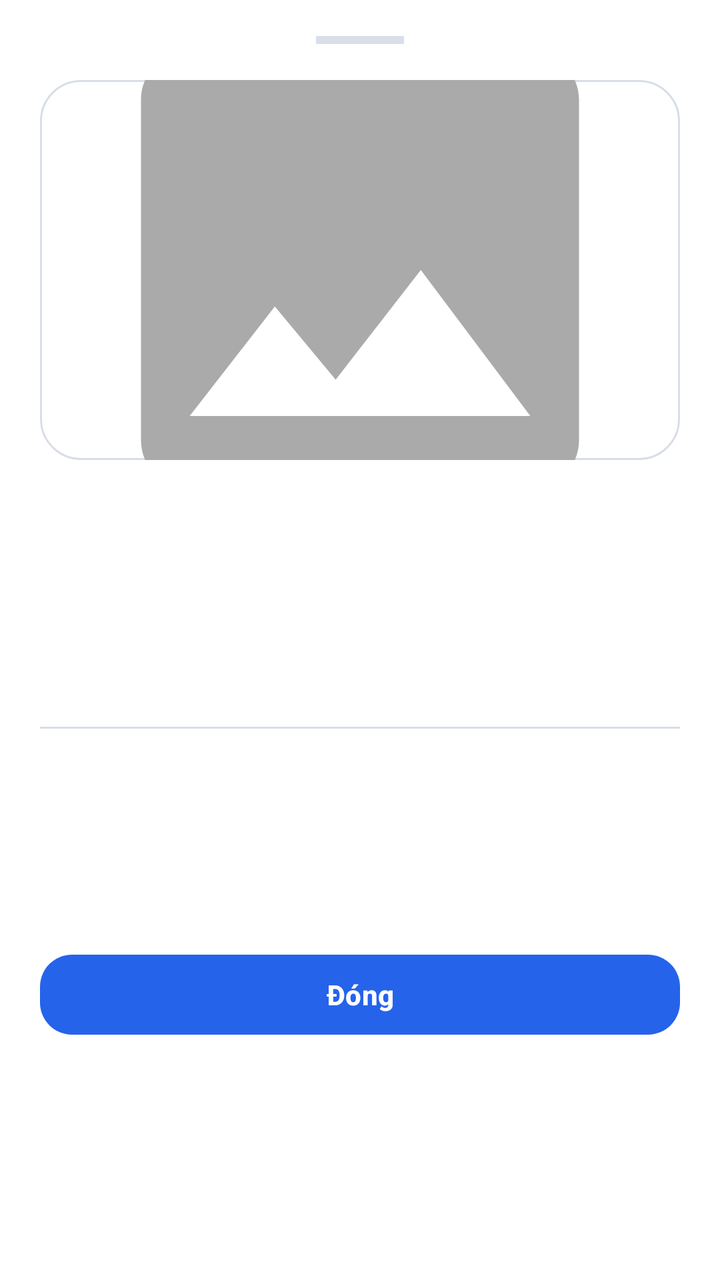
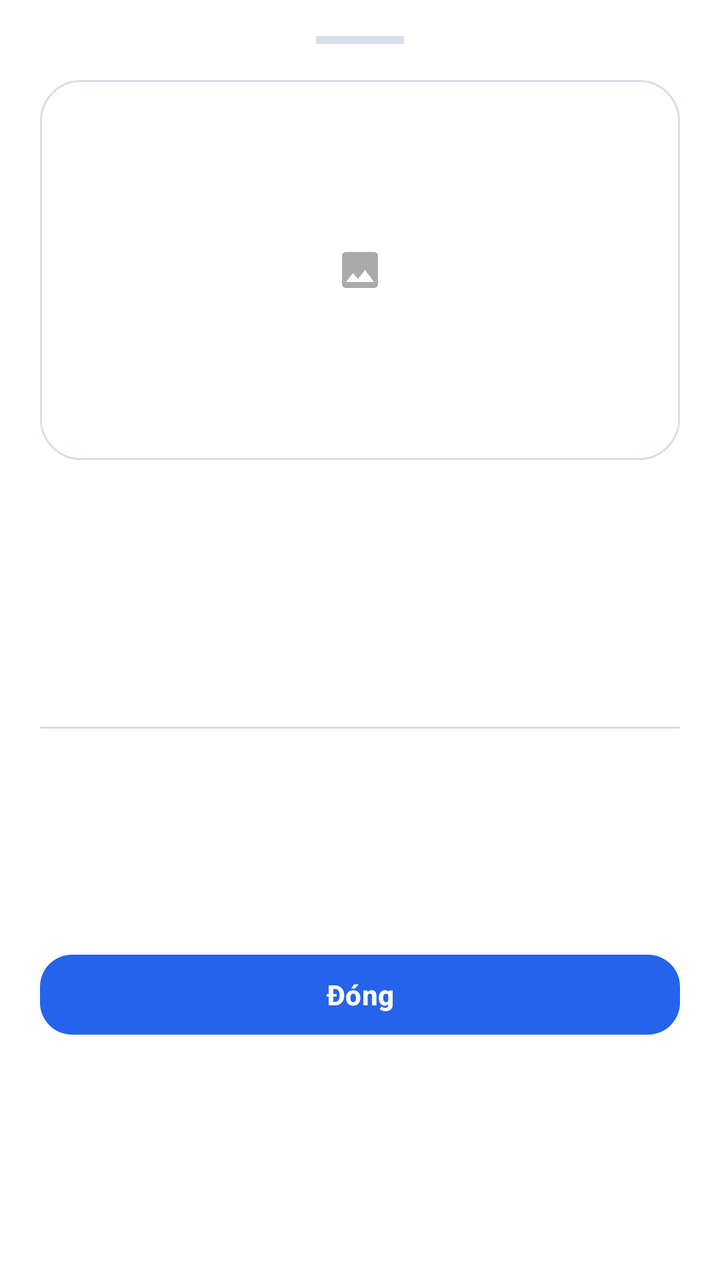

An Android layout rendered at two revisions. The XML below is the earlier revision; the diff shows what the commit changed to produce the second picture.
<!-- AndroidManifest.xml: application theme Theme.ObjectLanguage -->
<!-- res/layout/dialog_object_detail.xml -->
<?xml version="1.0" encoding="utf-8"?>
<ScrollView xmlns:android="http://schemas.android.com/apk/res/android"
    xmlns:app="http://schemas.android.com/apk/res-auto"
    android:layout_width="match_parent"
    android:layout_height="wrap_content"
    android:background="@color/surface"
    android:fillViewport="false">

    <LinearLayout
        android:layout_width="match_parent"
        android:layout_height="wrap_content"
        android:orientation="vertical"
        android:paddingStart="20dp"
        android:paddingTop="18dp"
        android:paddingEnd="20dp"
        android:paddingBottom="24dp">

        <View
            android:layout_width="44dp"
            android:layout_height="4dp"
            android:layout_gravity="center_horizontal"
            android:layout_marginBottom="18dp"
            android:background="@color/divider" />

        <ImageView
            android:id="@+id/detailImage"
            android:layout_width="match_parent"
            android:layout_height="190dp"
            android:background="@drawable/bg_card_rounded"
            android:contentDescription="@null"
            android:padding="14dp"
            android:scaleType="centerCrop"
            android:src="@drawable/ic_image_placeholder" />

        <TextView
            android:id="@+id/detailWordName"
            android:layout_width="match_parent"
            android:layout_height="wrap_content"
            android:layout_marginTop="18dp"
            android:textColor="@color/text_primary"
            android:textSize="28sp"
            android:textStyle="bold" />

        <TextView
            android:id="@+id/detailPhonetic"
            android:layout_width="match_parent"
            android:layout_height="wrap_content"
            android:layout_marginTop="4dp"
            android:textColor="@color/primary"
            android:textSize="15sp"
            android:textStyle="italic" />

        <TextView
            android:id="@+id/detailDefinition"
            android:layout_width="match_parent"
            android:layout_height="wrap_content"
            android:layout_marginTop="14dp"
            android:lineSpacingExtra="4dp"
            android:textColor="@color/text_secondary"
            android:textSize="16sp" />

        <View
            android:layout_width="match_parent"
            android:layout_height="1dp"
            android:layout_marginTop="18dp"
            android:layout_marginBottom="14dp"
            android:background="@color/divider" />

        <TextView
            android:id="@+id/detailCategory"
            android:layout_width="match_parent"
            android:layout_height="wrap_content"
            android:textColor="@color/text_secondary"
            android:textSize="14sp" />

        <TextView
            android:id="@+id/detailObjectCode"
            android:layout_width="match_parent"
            android:layout_height="wrap_content"
            android:layout_marginTop="8dp"
            android:textColor="@color/text_secondary"
            android:textSize="14sp" />

        <LinearLayout
            android:layout_width="match_parent"
            android:layout_height="wrap_content"
            android:layout_marginTop="8dp"
            android:orientation="horizontal">

            <TextView
                android:id="@+id/detailTranslationCount"
                android:layout_width="0dp"
                android:layout_height="wrap_content"
                android:layout_weight="1"
                android:gravity="end"
                android:textColor="@color/text_secondary"
                android:textSize="14sp" />
        </LinearLayout>

        <com.google.android.material.button.MaterialButton
            android:id="@+id/btnCloseDetail"
            android:layout_width="match_parent"
            android:layout_height="48dp"
            android:layout_marginTop="22dp"
            android:text="@string/btn_close"
            android:textStyle="bold"
            app:cornerRadius="16dp" />
    </LinearLayout>
</ScrollView>
<!-- resources referenced by this layout -->
<resources>
  <color name="divider">#D8DEE8</color>
  <color name="primary">#2563EB</color>
  <color name="surface">#FFFFFF</color>
  <color name="text_primary">#111827</color>
  <color name="text_secondary">#5B6472</color>
  <!-- drawable bg_card_rounded (drawable) -->
  <?xml version="1.0" encoding="utf-8"?>
  <shape xmlns:android="http://schemas.android.com/apk/res/android"
      android:shape="rectangle">
      <solid android:color="@color/surface" />
      <corners android:radius="20dp" />
      <stroke
          android:width="1dp"
          android:color="@color/divider" />
  </shape>
  <!-- drawable ic_image_placeholder (drawable) -->
  <?xml version="1.0" encoding="utf-8"?>
  <vector xmlns:android="http://schemas.android.com/apk/res/android"
      android:width="24dp"
      android:height="24dp"
      android:viewportWidth="24"
      android:viewportHeight="24">
      <path
          android:fillColor="@android:color/darker_gray"
          android:pathData="M21,19V5c0,-1.1 -0.9,-2 -2,-2H5c-1.1,0 -2,0.9 -2,2v14c0,1.1 0.9,2 2,2h14c1.1,0 2,-0.9 2,-2zM8.5,13.5l2.5,3.01L14.5,12l4.5,6H5l3.5,-4.5z" />
  </vector>
  <string name="btn_close">Đóng</string>
  <style name="Theme.ObjectLanguage" parent="Theme.Material3.Light.NoActionBar">
          <item name="colorPrimary">@color/primary</item>
          <item name="colorPrimaryVariant">@color/primary_dark</item>
          <item name="colorOnPrimary">@color/text_on_primary</item>
          <item name="colorSecondary">@color/secondary</item>
          <item name="colorOnSecondary">@color/text_on_primary</item>
          <item name="android:colorBackground">@color/background</item>
          <item name="android:windowBackground">@color/background</item>
          <item name="colorSurface">@color/surface</item>
          <item name="android:statusBarColor">@color/background</item>
          <item name="android:windowLightStatusBar">true</item>
          <item name="android:navigationBarColor">@color/surface</item>
          <item name="android:windowLightNavigationBar" tools:targetApi="o_mr1">true</item>
          
          <item name="cardViewStyle">@style/Widget.App.CardView</item>
          <item name="bottomNavigationStyle">@style/Widget.App.BottomNav</item>
      </style>
  <color name="primary_dark">#1E40AF</color>
  <color name="text_on_primary">#FFFFFF</color>
  <color name="secondary">#16A34A</color>
  <color name="background">#F6F8FB</color>
  <style name="Widget.App.CardView" parent="Widget.Material3.CardView.Elevated">
          <item name="cardBackgroundColor">@color/surface</item>
          <item name="cardCornerRadius">14dp</item>
          <item name="cardElevation">0dp</item>
          <item name="strokeWidth">0dp</item>
      </style>
  <style name="Widget.App.BottomNav" parent="Widget.Material3.BottomNavigationView">
          <item name="backgroundTint">@color/bottom_nav_bg</item>
          <item name="itemIconTint">@color/bottom_nav_color</item>
          <item name="itemTextColor">@color/bottom_nav_color</item>
          <item name="itemActiveIndicatorStyle">@style/Widget.App.BottomNav.ActiveIndicator</item>
          <item name="labelVisibilityMode">labeled</item>
          <item name="itemRippleColor">@color/primary_light</item>
      </style>
  <color name="bottom_nav_bg">#FFFFFF</color>
  <style name="Widget.App.BottomNav.ActiveIndicator" parent="Widget.Material3.BottomNavigationView.ActiveIndicator">
          <item name="android:color">@color/surface_variant</item>
          <item name="shapeAppearance">@style/ShapeAppearance.App.SmallComponent</item>
      </style>
  <color name="primary_light">#DBEAFE</color>
  <color name="surface_variant">#EAF0F7</color>
  <style name="ShapeAppearance.App.SmallComponent" parent="ShapeAppearance.Material3.SmallComponent">
          <item name="cornerSize">14dp</item>
      </style>
</resources>

<!-- the commit's change to res/layout/dialog_object_detail.xml (unified diff, before → after) -->
@@ -29,7 +29,7 @@
             android:background="@drawable/bg_card_rounded"
             android:contentDescription="@null"
             android:padding="14dp"
-            android:scaleType="centerCrop"
+            android:scaleType="centerInside"
             android:src="@drawable/ic_image_placeholder" />
 
         <TextView
